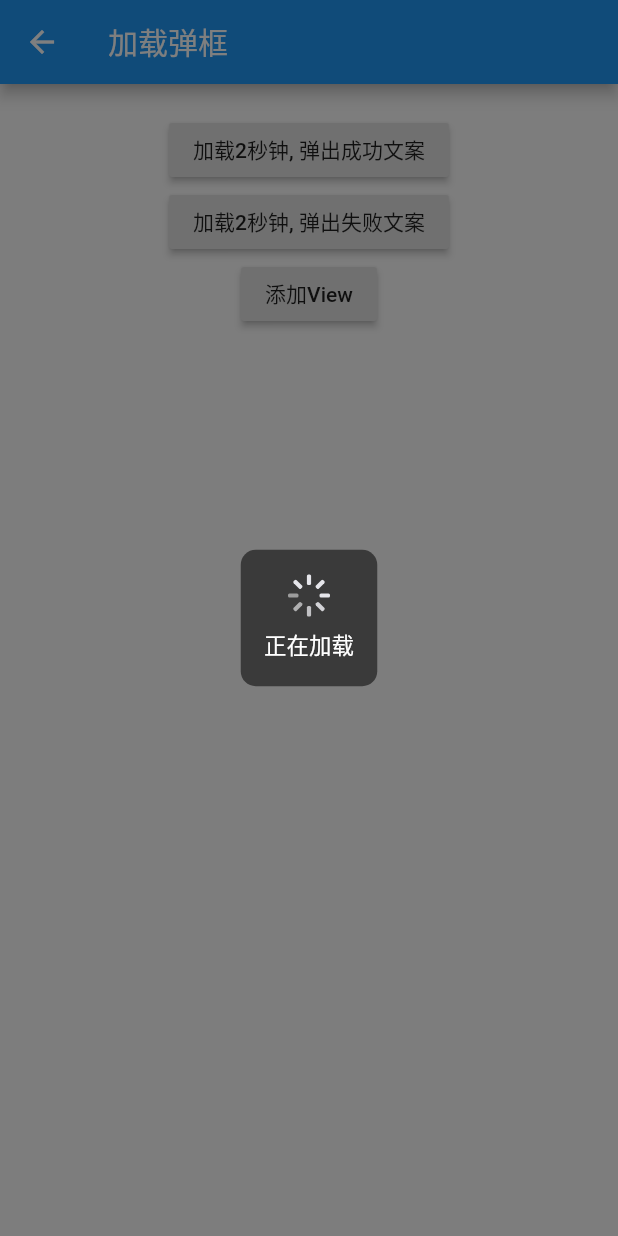
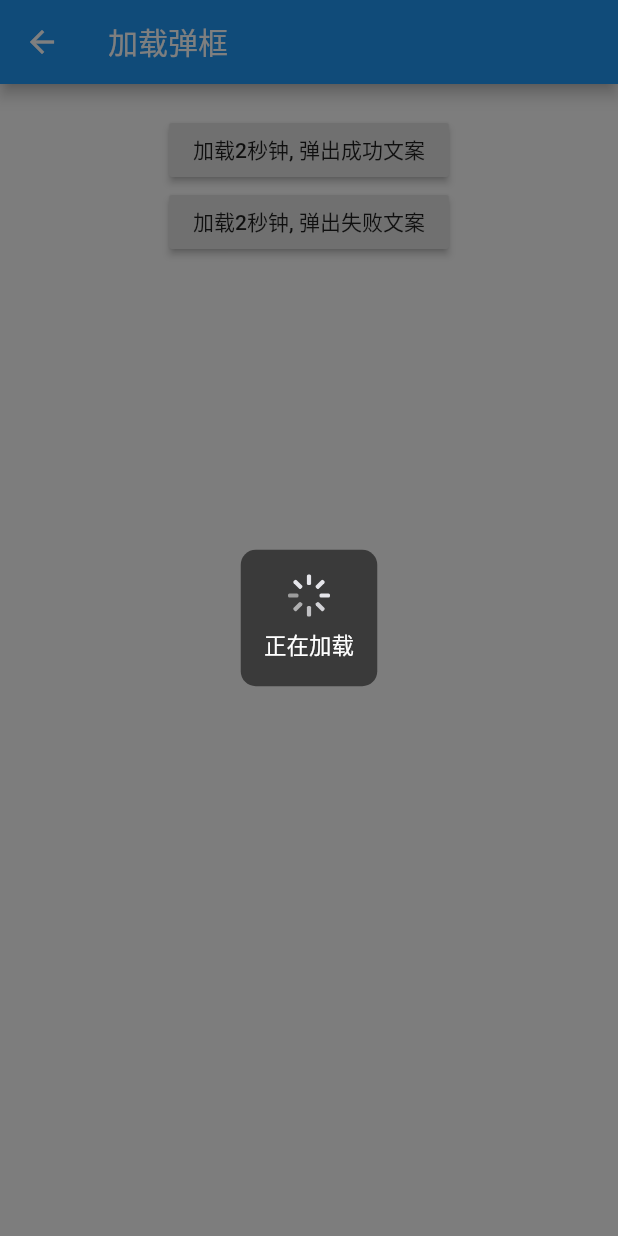
Before and after one commit to AonoCandal/flutter_demo, a Flutter app: the ProgressDialogPage screen opened by its route, after a tap on "加载2秒钟, 弹出成功文案", on a phone screen of 412 x 824 dp. Run offline on Flutter 3.47's test engine with Material 2 defaults, Android fonts, the phone set to English and light mode, and no system bars; our stand-ins replace audioplayers, rxdart, sqflite; accounts and stored records are empty; statements that could not run were skipped.

Commit message:
修复加载

```diff
--- a/lib/page/progress_dialog_page.dart
+++ b/lib/page/progress_dialog_page.dart
@@ -2,7 +2,6 @@ import 'dart:async';
 
 import 'package:flutter/material.dart';
 import 'package:flutter_demo/widget/progress_dialog.dart';
-import 'package:fluttertoast/fluttertoast.dart';
 
 class ProgressDialogPage extends StatefulWidget {
   @override
@@ -27,7 +26,6 @@ class ProgressDialogState extends State<ProgressDialogPage>
           children: <Widget>[
             buildButton('加载2秒钟, 弹出成功文案', _click2SecondSuccess),
             buildButton('加载2秒钟, 弹出失败文案', _click2SecondFailed),
-            buildButton('添加View', _click2addView),
           ],
         ),
       ),
@@ -44,10 +42,7 @@ class ProgressDialogState extends State<ProgressDialogPage>
   /// 加载2秒钟, 弹出成功文案
   void _click2SecondSuccess() {
     ProgressDialog.showProgressDialog(
-        context: context,
-        future: Future.delayed(Duration(seconds: 2), () {
-          Fluttertoast.showToast(msg: '成功', gravity: ToastGravity.CENTER);
-        }));
+        context: context, future: Future.delayed(Duration(seconds: 2)));
   }
 
   /// 加载2秒钟, 弹出失败Toast
@@ -61,16 +56,4 @@ class ProgressDialogState extends State<ProgressDialogPage>
           color: Colors.white,
         ));
   }
-
-  /// 添加View
-  void _click2addView() {
-    Stack(
-      children: <Widget>[
-        context.widget,
-        Center(
-          child: Text('sss'),
-        )
-      ],
-    );
-  }
 }
--- a/lib/widget/progress_dialog.dart
+++ b/lib/widget/progress_dialog.dart
@@ -149,9 +149,7 @@ class ProgressCenterContentState extends State<ProgressCenterContent>
 
   @override
   Widget build(BuildContext context) {
-    return Scaffold(
-      backgroundColor: Colors.transparent,
-      body: Center(
+    return Center(
       child: Container(
         height: widget.sideLength,
         width: widget.sideLength,
@@ -176,13 +174,15 @@ class ProgressCenterContentState extends State<ProgressCenterContent>
             ),
             Padding(
               padding: const EdgeInsets.only(top: 8.0),
+              child: Material(
+                type: MaterialType.transparency,
                 child: Text(
                   widget.loadingText ?? _kDefaultLoadingText,
                   style: _kDefaultLoadingTextStyle,
                 ),
+              ),
             )
           ],
-          ),
         ),
       ),
     );
```
Also changed, not shown: 1 other file. Lines whose indentation alone changed are shown as unchanged.
